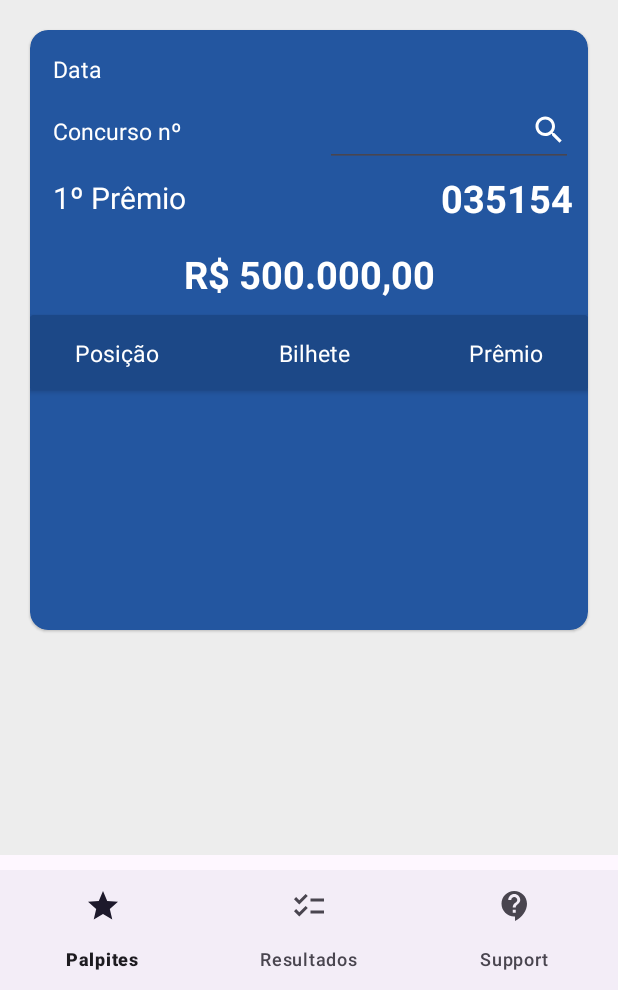
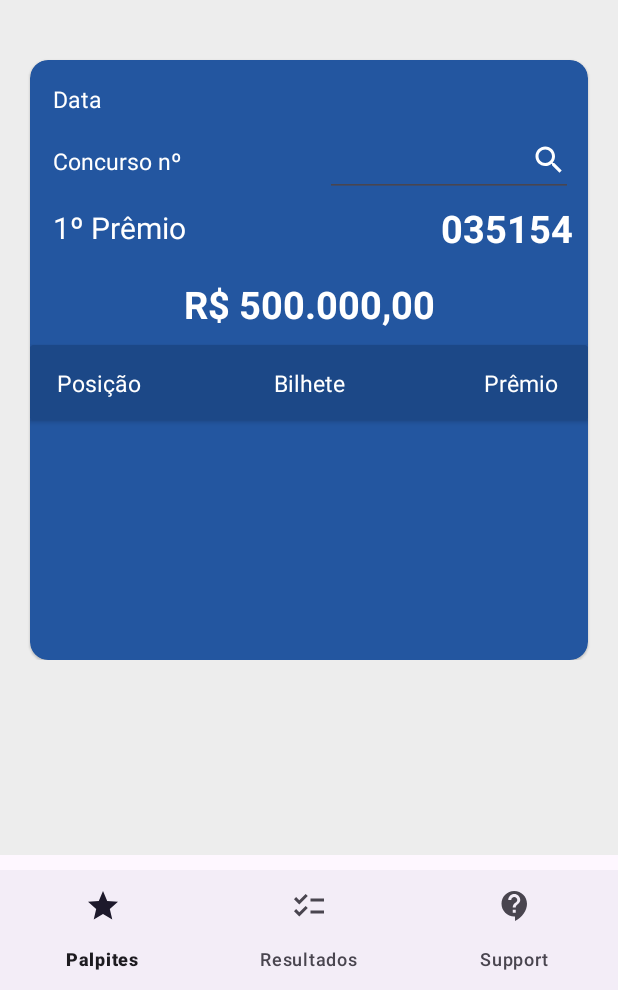
Before and after one commit to danielhungria/MinhaSorteApp, an Android app: the FederalResultFragment screen opened through its navigation route, on a phone screen of 412 x 824 dp, the part 246-1236 px from its top. Run offline under Robolectric (Android 15) with nearby library versions, the phone set to English and light mode, and no system bars; our stand-ins replace AdMob, Dagger/Hilt's generated code, Firebase (no records; nobody signed in at launch, a user with empty details on screens opened directly), Room's generated code, navigation-ui; network calls fail; pictures from the network do not load; 2 statements that could not run were skipped.

Commit message:
improvement: layout changes

```diff
--- a/app/src/main/res/layout/fragment_federal_result_contest.xml
+++ b/app/src/main/res/layout/fragment_federal_result_contest.xml
@@ -77,7 +77,7 @@
                 android:backgroundTint="@color/status_bar_federal"
                 app:layout_constraintStart_toStartOf="parent"
                 app:layout_constraintEnd_toEndOf="parent"
-                app:layout_constraintTop_toBottomOf="@+id/button_refresh_fragment_main">
+                app:layout_constraintTop_toBottomOf="@+id/adView_result_fragment">
 
                 <androidx.constraintlayout.widget.ConstraintLayout
                     android:layout_width="match_parent"
@@ -137,7 +137,6 @@
                         android:textColor="@color/white"
                         android:textSize="20sp"
                         android:textStyle="bold"
-                        android:layout_marginStart="35dp"
                         android:layout_marginEnd="10dp"
                         app:layout_constraintTop_toTopOf="@+id/title_data_fragment_result"
                         app:layout_constraintStart_toEndOf="@+id/title_data_fragment_result"
@@ -198,11 +197,12 @@
 
                     <TextView
                         android:id="@+id/title_position_contest_fragment_result"
-                        android:layout_width="wrap_content"
+                        android:layout_width="0dp"
                         android:layout_height="wrap_content"
                         android:text="Posição"
                         android:textColor="@color/white"
                         android:textSize="15sp"
+                        android:textAlignment="center"
                         app:layout_constraintTop_toTopOf="@+id/card_view_federal_table"
                         app:layout_constraintBottom_toBottomOf="@+id/card_view_federal_table"
                         app:layout_constraintEnd_toStartOf="@+id/title_bilhete_contest_fragment_result"
@@ -212,11 +212,12 @@
 
                     <TextView
                         android:id="@+id/title_bilhete_contest_fragment_result"
-                        android:layout_width="wrap_content"
+                        android:layout_width="0dp"
                         android:layout_height="wrap_content"
                         android:text="Bilhete"
                         android:textColor="@color/white"
                         android:textSize="15sp"
+                        android:textAlignment="center"
                         android:layout_marginStart="10dp"
                         app:layout_constraintTop_toTopOf="@+id/card_view_federal_table"
                         app:layout_constraintBottom_toBottomOf="@+id/card_view_federal_table"
@@ -227,11 +228,12 @@
 
                     <TextView
                         android:id="@+id/title_premio_contest_fragment_result"
-                        android:layout_width="wrap_content"
+                        android:layout_width="0dp"
                         android:layout_height="wrap_content"
                         android:text="Prêmio"
                         android:textColor="@color/white"
                         android:textSize="15sp"
+                        android:textAlignment="center"
                         android:layout_marginStart="10dp"
                         app:layout_constraintTop_toTopOf="@+id/card_view_federal_table"
                         app:layout_constraintBottom_toBottomOf="@+id/card_view_federal_table"
@@ -263,8 +265,7 @@
                 android:layout_marginTop="20dp"
                 ads:adSize="MEDIUM_RECTANGLE"
                 ads:adUnitId="@string/ad_banner_default"
-                ads:layout_constraintTop_toBottomOf="@+id/card_view_contest_screen_result"
-                ads:layout_constraintBottom_toBottomOf="parent"
+                ads:layout_constraintTop_toBottomOf="@+id/imageview_megasena_screen_result"
                 ads:layout_constraintEnd_toEndOf="parent"
                 ads:layout_constraintStart_toStartOf="parent">
 
```
Also changed, not shown: app/src/main/res/layout/fragment_lotofacil_result_contest.xml (+6 -3 lines).
